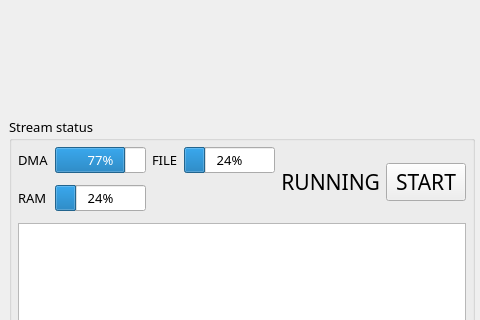
Old version of the form MainWindow.ui in the repository sevenreek/qtadqscope; both pictures show x 0 to 480 and y 121 to 441 of the 955 by 741 pixel window.
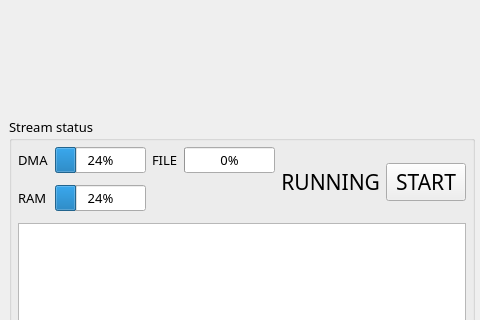
New version of the form. Custom widgets are drawn as their Qt base class.

```diff
--- a/MainWindow.ui
+++ b/MainWindow.ui
@@ -536,7 +536,7 @@
            <item row="1" column="1">
             <widget class="QProgressBar" name="DMAFillStatus">
              <property name="maximum">
-              <number>31</number>
+              <number>100</number>
              </property>
              <property name="value">
               <number>24</number>
@@ -602,8 +602,11 @@
            </item>
            <item row="1" column="3">
             <widget class="QProgressBar" name="FileFillStatus">
+             <property name="maximum">
+              <number>100</number>
+             </property>
              <property name="value">
-              <number>24</number>
+              <number>0</number>
              </property>
             </widget>
            </item>
```
